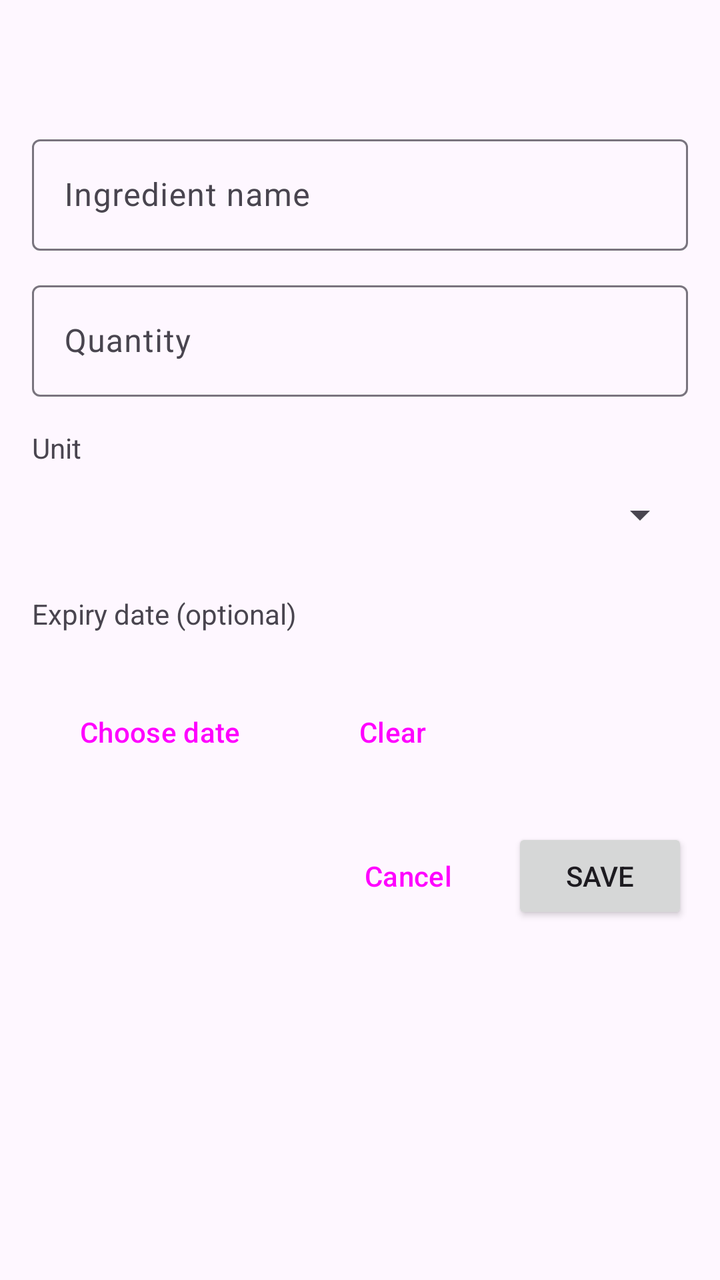
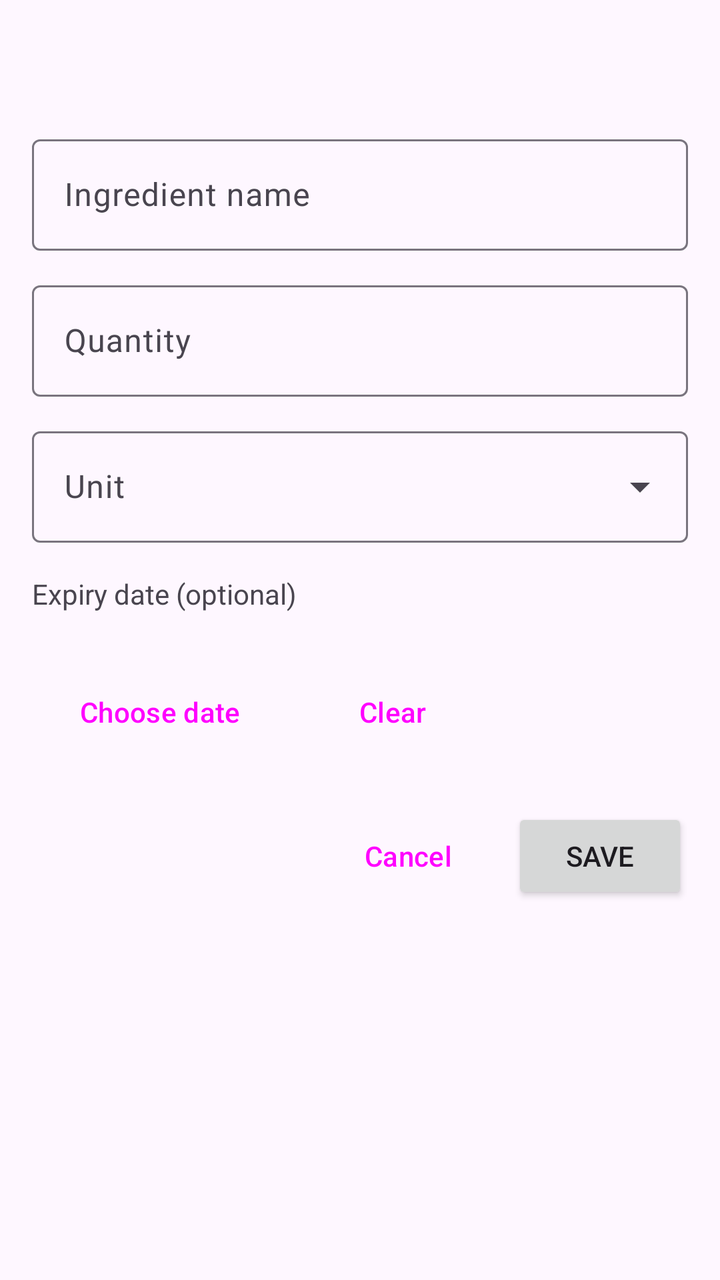

Compare the two renders of this Android layout. The source of the first and the diff that turns it into the second are given below.
<!-- AndroidManifest.xml: application theme Theme.SmartPantryManager -->
<!-- res/layout/activity_ingredient_form.xml -->
<?xml version="1.0" encoding="utf-8"?>
<ScrollView
    xmlns:android="http://schemas.android.com/apk/res/android"
    xmlns:tools="http://schemas.android.com/tools"
    android:id="@+id/main"
    android:layout_width="match_parent"
    android:layout_height="match_parent"
    tools:context=".activities.IngredientFormActivity">

    <LinearLayout
        android:layout_width="match_parent"
        android:layout_height="wrap_content"
        android:orientation="vertical"
        android:padding="16dp">

        <TextView
            android:id="@+id/textFormTitle"
            android:layout_width="wrap_content"
            android:layout_height="wrap_content"
            android:layout_marginBottom="16dp"
            android:textSize="24sp"
            android:textStyle="bold" />

        <com.google.android.material.textfield.TextInputLayout
            android:id="@+id/layoutName"
            style="@style/Widget.Material3.TextInputLayout.OutlinedBox"
            android:layout_width="match_parent"
            android:layout_height="wrap_content"
            android:hint="@string/hint_ingredient_name">

            <com.google.android.material.textfield.TextInputEditText
                android:id="@+id/editName"
                android:layout_width="match_parent"
                android:layout_height="wrap_content"
                android:inputType="textCapWords"
                android:maxLength="50" />
        </com.google.android.material.textfield.TextInputLayout>

        <com.google.android.material.textfield.TextInputLayout
            android:id="@+id/layoutQuantity"
            style="@style/Widget.Material3.TextInputLayout.OutlinedBox"
            android:layout_width="match_parent"
            android:layout_height="wrap_content"
            android:layout_marginTop="12dp"
            android:hint="@string/hint_quantity">

            <com.google.android.material.textfield.TextInputEditText
                android:id="@+id/editQuantity"
                android:layout_width="match_parent"
                android:layout_height="wrap_content"
                android:inputType="numberDecimal" />
        </com.google.android.material.textfield.TextInputLayout>

        <TextView
            android:layout_width="wrap_content"
            android:layout_height="wrap_content"
            android:layout_marginTop="16dp"
            android:text="@string/label_unit"
            android:textSize="14sp" />

        <Spinner
            android:id="@+id/spinnerUnit"
            android:layout_width="match_parent"
            android:layout_height="wrap_content"
            android:minHeight="48dp" />

        <TextView
            android:id="@+id/textUnitError"
            android:layout_width="wrap_content"
            android:layout_height="wrap_content"
            android:text="@string/error_unit_required"
            android:textColor="?attr/colorError"
            android:textSize="12sp"
            android:visibility="gone" />

        <TextView
            android:layout_width="wrap_content"
            android:layout_height="wrap_content"
            android:layout_marginTop="16dp"
            android:text="@string/label_expiry"
            android:textSize="14sp" />

        <TextView
            android:id="@+id/textExpiryDate"
            android:layout_width="wrap_content"
            android:layout_height="wrap_content"
            android:layout_marginTop="4dp"
            android:textSize="16sp" />

        <LinearLayout
            android:layout_width="match_parent"
            android:layout_height="wrap_content"
            android:orientation="horizontal">

            <Button
                android:id="@+id/buttonPickDate"
                style="@style/Widget.Material3.Button.OutlinedButton"
                android:layout_width="wrap_content"
                android:layout_height="wrap_content"
                android:text="@string/choose_date" />

            <Button
                android:id="@+id/buttonClearDate"
                style="@style/Widget.Material3.Button.TextButton"
                android:layout_width="wrap_content"
                android:layout_height="wrap_content"
                android:layout_marginStart="8dp"
                android:text="@string/clear_date" />
        </LinearLayout>

        <LinearLayout
            android:layout_width="match_parent"
            android:layout_height="wrap_content"
            android:layout_marginTop="24dp"
            android:gravity="end"
            android:orientation="horizontal">

            <Button
                android:id="@+id/buttonCancel"
                style="@style/Widget.Material3.Button.TextButton"
                android:layout_width="wrap_content"
                android:layout_height="wrap_content"
                android:text="@string/cancel" />

            <Button
                android:id="@+id/buttonSave"
                android:layout_width="wrap_content"
                android:layout_height="wrap_content"
                android:layout_marginStart="8dp"
                android:text="@string/save" />
        </LinearLayout>
    </LinearLayout>
</ScrollView>
<!-- resources referenced by this layout -->
<resources>
  <string name="cancel">Cancel</string>
  <string name="choose_date">Choose date</string>
  <string name="clear_date">Clear</string>
  <string name="error_unit_required">Please select a unit</string>
  <string name="hint_ingredient_name">Ingredient name</string>
  <string name="hint_quantity">Quantity</string>
  <string name="label_expiry">Expiry date (optional)</string>
  <string name="label_unit">Unit</string>
  <string name="save">Save</string>
  <style name="Theme.SmartPantryManager" parent="Base.Theme.SmartPantryManager" />
  <style name="Base.Theme.SmartPantryManager" parent="Theme.Material3.DayNight.NoActionBar">
          
          
      </style>
</resources>

<!-- the commit's change to res/layout/activity_ingredient_form.xml (unified diff, before → after) -->
@@ -1,6 +1,7 @@
 <?xml version="1.0" encoding="utf-8"?>
 <ScrollView
     xmlns:android="http://schemas.android.com/apk/res/android"
+    xmlns:app="http://schemas.android.com/apk/res-auto"
     xmlns:tools="http://schemas.android.com/tools"
     android:id="@+id/main"
     android:layout_width="match_parent"
@@ -51,27 +52,21 @@
                 android:inputType="numberDecimal" />
         </com.google.android.material.textfield.TextInputLayout>
 
-        <TextView
-            android:layout_width="wrap_content"
-            android:layout_height="wrap_content"
-            android:layout_marginTop="16dp"
-            android:text="@string/label_unit"
-            android:textSize="14sp" />
-
-        <Spinner
-            android:id="@+id/spinnerUnit"
+        <com.google.android.material.textfield.TextInputLayout
+            android:id="@+id/layoutUnit"
+            style="@style/Widget.Material3.TextInputLayout.OutlinedBox.ExposedDropdownMenu"
             android:layout_width="match_parent"
             android:layout_height="wrap_content"
-            android:minHeight="48dp" />
+            android:layout_marginTop="12dp"
+            android:hint="@string/label_unit">
 
-        <TextView
-            android:id="@+id/textUnitError"
-            android:layout_width="wrap_content"
-            android:layout_height="wrap_content"
-            android:text="@string/error_unit_required"
-            android:textColor="?attr/colorError"
-            android:textSize="12sp"
-            android:visibility="gone" />
+            
+            <com.google.android.material.textfield.MaterialAutoCompleteTextView
+                android:id="@+id/autoCompleteUnit"
+                android:layout_width="match_parent"
+                android:layout_height="wrap_content"
+                android:inputType="none" />
+        </com.google.android.material.textfield.TextInputLayout>
 
         <TextView
             android:layout_width="wrap_content"
<!-- resource entries referenced after the edit -->
@@ -3,7 +3,6 @@
   <string name="cancel">Cancel</string>
   <string name="choose_date">Choose date</string>
   <string name="clear_date">Clear</string>
-  <string name="error_unit_required">Please select a unit</string>
   <string name="hint_ingredient_name">Ingredient name</string>
   <string name="hint_quantity">Quantity</string>
   <string name="label_expiry">Expiry date (optional)</string>
